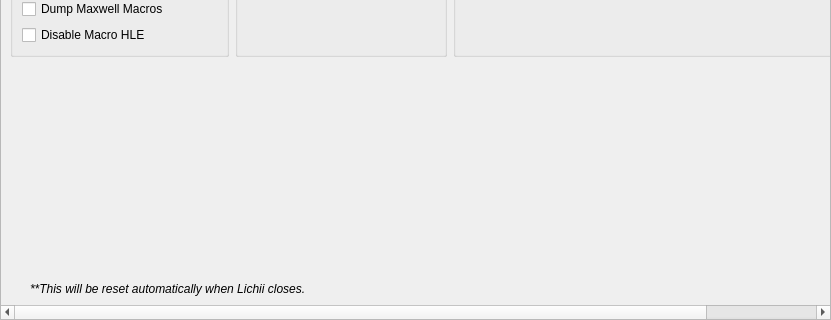
The window that src/yuzu/configuration/configure_debug.ui (Riddsc/satronho-nx) describes before a commit, drawn with Qt 5; both pictures show x 0 to 831 and y 440 to 760 of the 831 by 760 pixel window.
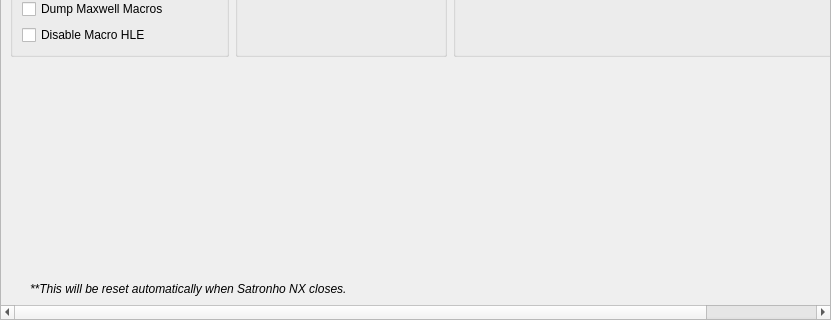
The same window after the commit.

Commit message:
Medidor de rendimiento desde nx2_switches.txt y textos con el nombre Satronho NX
- nx2_profile: EDEN_NX2_GPU_PROFILE se leía antes de main(), así que
  no funcionaba desde nx2_switches.txt; ahora se lee al primer uso
- Ventanas, diálogos y atajos muestran "Satronho NX" en lugar de "Lichii"
  (los créditos a Lichii, Eglantine y Eden se mantienen en "Acerca de")

```diff
--- a/src/yuzu/configuration/configure_debug.ui
+++ b/src/yuzu/configuration/configure_debug.ui
@@ -784,7 +784,7 @@
        </font>
       </property>
       <property name="text">
-    <string>**This will be reset automatically when Lichii closes.</string>
+    <string>**This will be reset automatically when Satronho NX closes.</string>
       </property>
       <property name="indent">
        <number>20</number>
```
The commit also changes 18 other files.
